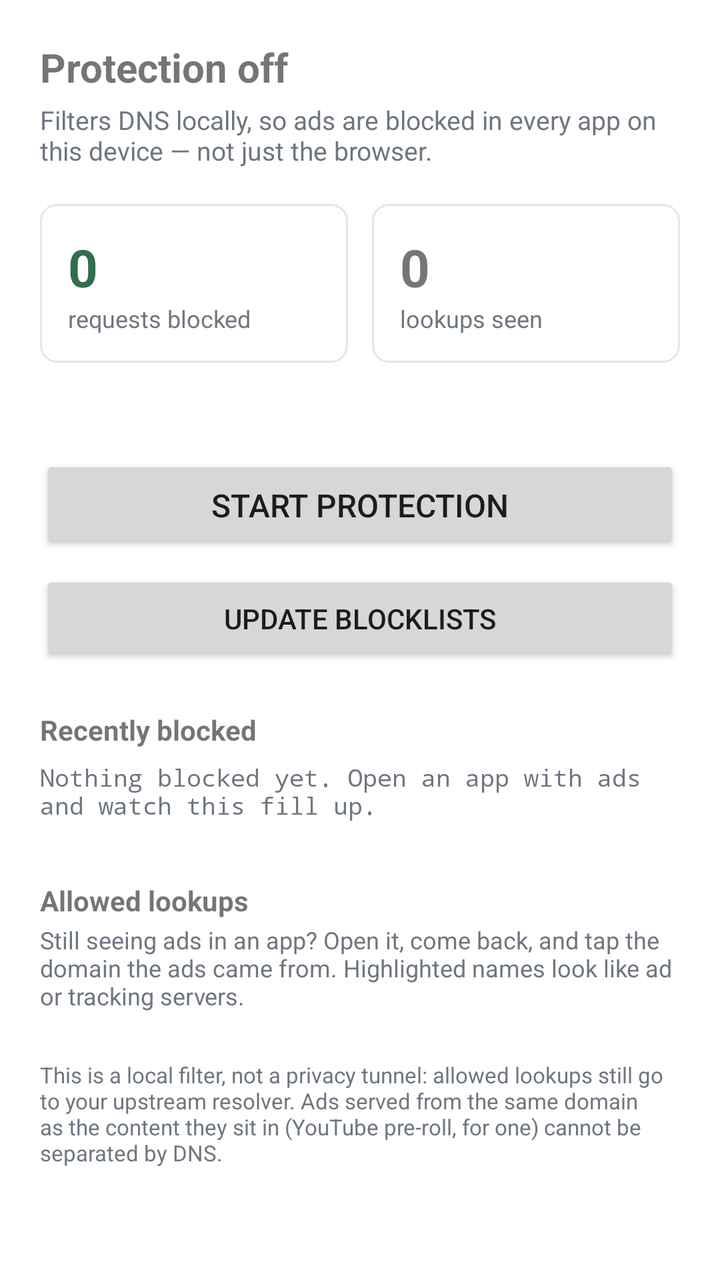
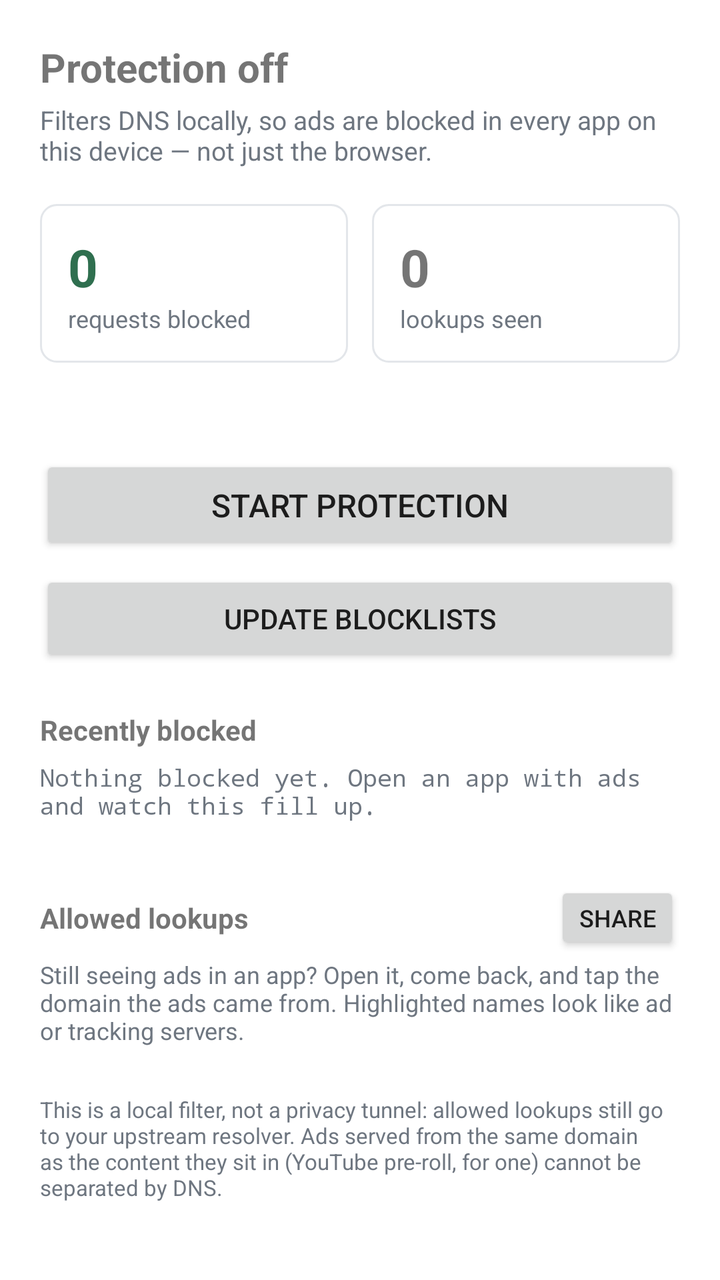

Compare the two renders of this Android layout. The source of the first and the diff that turns it into the second are given below.
<!-- AndroidManifest.xml: application theme android:Theme.Material.Light -->
<!-- res/layout/activity_main.xml -->
<?xml version="1.0" encoding="utf-8"?>
<ScrollView xmlns:android="http://schemas.android.com/apk/res/android"
    android:layout_width="match_parent"
    android:layout_height="match_parent"
    android:background="@color/background"
    android:fillViewport="true">

    <LinearLayout
        android:layout_width="match_parent"
        android:layout_height="wrap_content"
        android:orientation="vertical"
        android:padding="20dp">

        <TextView
            android:id="@+id/status"
            android:layout_width="match_parent"
            android:layout_height="wrap_content"
            android:text="@string/status_off"
            android:textSize="20sp"
            android:textStyle="bold"
            android:paddingBottom="4dp" />

        <TextView
            android:layout_width="match_parent"
            android:layout_height="wrap_content"
            android:text="@string/subtitle"
            android:textColor="@color/muted"
            android:textSize="13sp"
            android:paddingBottom="18dp" />

        <LinearLayout
            android:layout_width="match_parent"
            android:layout_height="wrap_content"
            android:orientation="horizontal"
            android:baselineAligned="false"
            android:paddingBottom="14dp">

            <LinearLayout
                android:layout_width="0dp"
                android:layout_height="wrap_content"
                android:layout_weight="1"
                android:layout_marginEnd="6dp"
                android:orientation="vertical"
                android:background="@drawable/tile"
                android:padding="14dp">

                <TextView
                    android:id="@+id/blocked_count"
                    android:layout_width="wrap_content"
                    android:layout_height="wrap_content"
                    android:text="0"
                    android:textSize="26sp"
                    android:textStyle="bold"
                    android:textColor="@color/accent" />

                <TextView
                    android:layout_width="wrap_content"
                    android:layout_height="wrap_content"
                    android:text="@string/label_blocked"
                    android:textColor="@color/muted"
                    android:textSize="12sp" />
            </LinearLayout>

            <LinearLayout
                android:layout_width="0dp"
                android:layout_height="wrap_content"
                android:layout_weight="1"
                android:layout_marginStart="6dp"
                android:orientation="vertical"
                android:background="@drawable/tile"
                android:padding="14dp">

                <TextView
                    android:id="@+id/query_count"
                    android:layout_width="wrap_content"
                    android:layout_height="wrap_content"
                    android:text="0"
                    android:textSize="26sp"
                    android:textStyle="bold" />

                <TextView
                    android:layout_width="wrap_content"
                    android:layout_height="wrap_content"
                    android:text="@string/label_queries"
                    android:textColor="@color/muted"
                    android:textSize="12sp" />
            </LinearLayout>
        </LinearLayout>

        <TextView
            android:id="@+id/list_info"
            android:layout_width="match_parent"
            android:layout_height="wrap_content"
            android:textColor="@color/muted"
            android:textSize="12sp"
            android:paddingBottom="16dp" />

        <Button
            android:id="@+id/toggle"
            android:layout_width="match_parent"
            android:layout_height="wrap_content"
            android:text="@string/start"
            android:textSize="16sp"
            android:padding="14dp" />

        <Button
            android:id="@+id/update"
            android:layout_width="match_parent"
            android:layout_height="wrap_content"
            android:text="@string/update_lists"
            android:layout_marginTop="8dp" />

        <TextView
            android:layout_width="match_parent"
            android:layout_height="wrap_content"
            android:text="@string/recently_blocked"
            android:textStyle="bold"
            android:paddingTop="22dp"
            android:paddingBottom="6dp" />

        <TextView
            android:id="@+id/recent"
            android:layout_width="match_parent"
            android:layout_height="wrap_content"
            android:text="@string/nothing_blocked_yet"
            android:textColor="@color/muted"
            android:textSize="12sp"
            android:fontFamily="monospace"
            android:paddingBottom="12dp" />

        <TextView
            android:layout_width="match_parent"
            android:layout_height="wrap_content"
            android:text="@string/allowed_header"
            android:textStyle="bold"
            android:paddingTop="18dp"
            android:paddingBottom="2dp" />

        <TextView
            android:layout_width="match_parent"
            android:layout_height="wrap_content"
            android:text="@string/allowed_hint"
            android:textColor="@color/muted"
            android:textSize="12sp"
            android:paddingBottom="6dp" />

        
        <LinearLayout
            android:id="@+id/allowed_list"
            android:layout_width="match_parent"
            android:layout_height="wrap_content"
            android:orientation="vertical" />

        <TextView
            android:layout_width="match_parent"
            android:layout_height="wrap_content"
            android:text="@string/footer_note"
            android:textColor="@color/muted"
            android:textSize="11sp"
            android:paddingTop="18dp" />
    </LinearLayout>
</ScrollView>
<!-- resources referenced by this layout -->
<resources>
  <color name="accent">#2F6F4F</color>
  <color name="background">#FFFFFF</color>
  <color name="muted">#6E7680</color>
  <!-- drawable tile (drawable) -->
  <?xml version="1.0" encoding="utf-8"?>
  <shape xmlns:android="http://schemas.android.com/apk/res/android" android:shape="rectangle">
      <solid android:color="@android:color/transparent" />
      <stroke android:width="1dp" android:color="@color/tile_border" />
      <corners android:radius="8dp" />
  </shape>
  <string name="allowed_header">Allowed lookups</string>
  <string name="allowed_hint">Still seeing ads in an app? Open it, come back, and tap the domain the ads came from. Highlighted names look like ad or tracking servers.</string>
  <string name="footer_note">This is a local filter, not a privacy tunnel: allowed lookups still go to your upstream resolver. Ads served from the same domain as the content they sit in (YouTube pre-roll, for one) cannot be separated by DNS.</string>
  <string name="label_blocked">requests blocked</string>
  <string name="label_queries">lookups seen</string>
  <string name="nothing_blocked_yet">Nothing blocked yet. Open an app with ads and watch this fill up.</string>
  <string name="recently_blocked">Recently blocked</string>
  <string name="start">Start protection</string>
  <string name="status_off">Protection off</string>
  <string name="subtitle">Filters DNS locally, so ads are blocked in every app on this device — not just the browser.</string>
  <string name="update_lists">Update blocklists</string>
  <color name="tile_border">#E3E6EA</color>
</resources>

<!-- the commit's change to res/layout/activity_main.xml (unified diff, before → after) -->
@@ -128,13 +128,32 @@
             android:fontFamily="monospace"
             android:paddingBottom="12dp" />
 
-        <TextView
+        <LinearLayout
             android:layout_width="match_parent"
             android:layout_height="wrap_content"
-            android:text="@string/allowed_header"
-            android:textStyle="bold"
+            android:orientation="horizontal"
+            android:gravity="center_vertical"
             android:paddingTop="18dp"
-            android:paddingBottom="2dp" />
+            android:paddingBottom="2dp">
+
+            <TextView
+                android:layout_width="0dp"
+                android:layout_height="wrap_content"
+                android:layout_weight="1"
+                android:text="@string/allowed_header"
+                android:textStyle="bold" />
+
+            <Button
+                android:id="@+id/share"
+                android:layout_width="wrap_content"
+                android:layout_height="wrap_content"
+                android:text="@string/share_list"
+                android:textSize="12sp"
+                android:minWidth="0dp"
+                android:minHeight="0dp"
+                android:paddingLeft="12dp"
+                android:paddingRight="12dp" />
+        </LinearLayout>
 
         <TextView
             android:layout_width="match_parent"
<!-- resource entries referenced after the edit -->
@@ -17,6 +17,7 @@
   <string name="label_queries">lookups seen</string>
   <string name="nothing_blocked_yet">Nothing blocked yet. Open an app with ads and watch this fill up.</string>
   <string name="recently_blocked">Recently blocked</string>
+  <string name="share_list">Share</string>
   <string name="start">Start protection</string>
   <string name="status_off">Protection off</string>
   <string name="subtitle">Filters DNS locally, so ads are blocked in every app on this device — not just the browser.</string>
